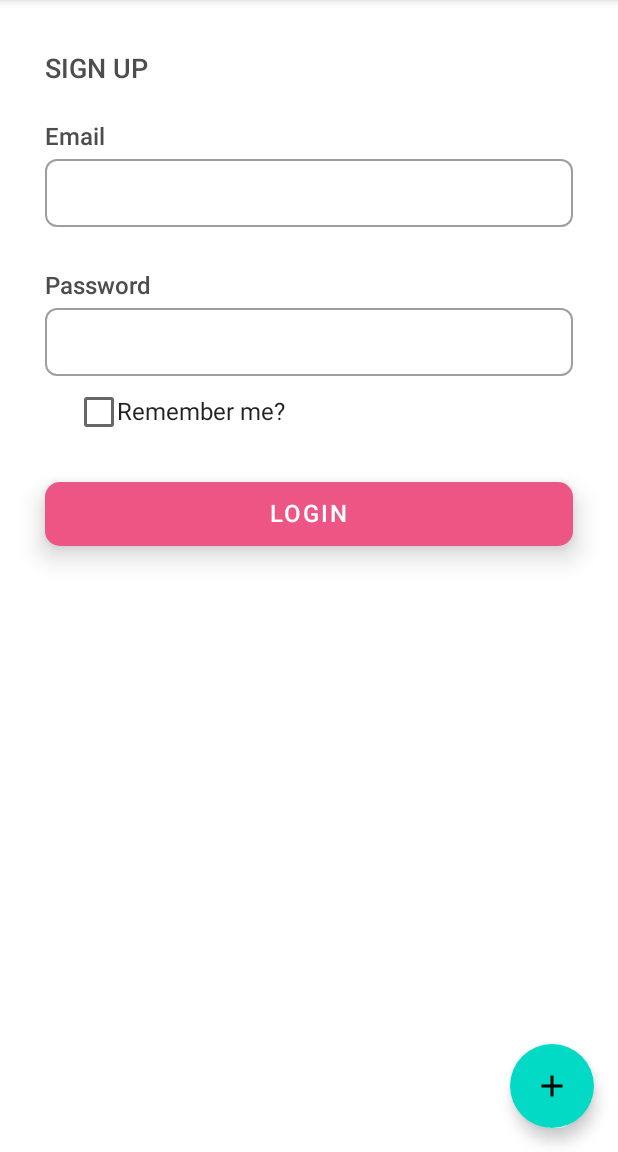
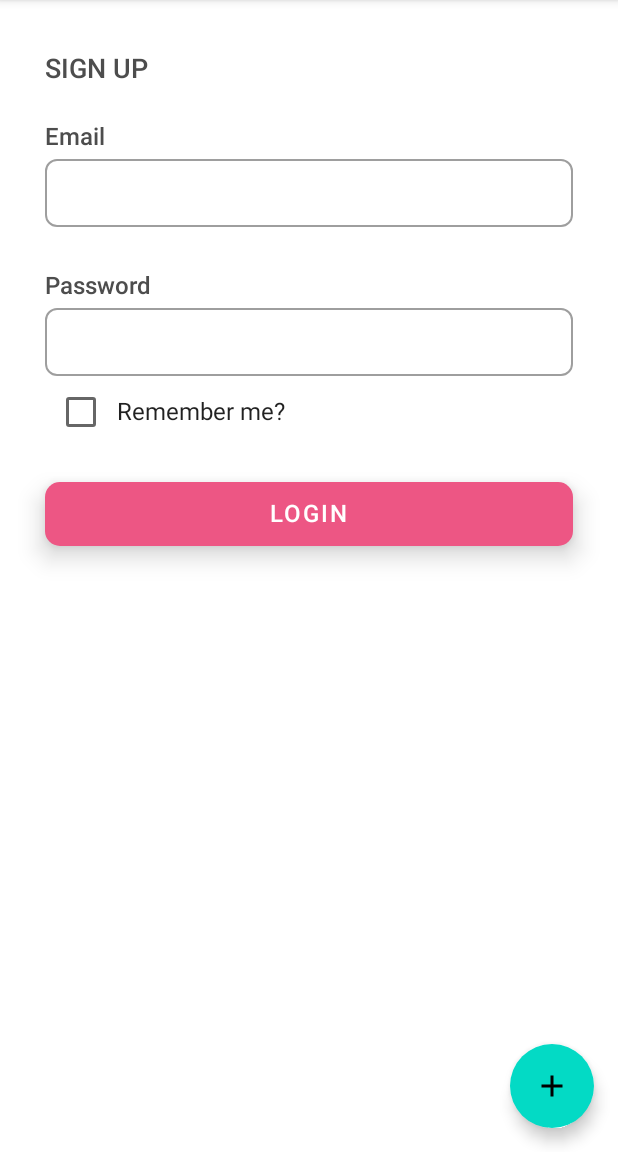
Before and after one commit to Ankit-jailwal/LearningCompose, an Android app built with Jetpack Compose: the screen it shows after launch (MainActivity), on a phone screen of 412 x 824 dp, the part 84-1236 px from its top. Run offline under Robolectric (Android 15) with nearby library versions, the phone set to English and light mode, and no system bars.

Commit message:
Fixed textfield overflow issue

```diff
--- a/app/src/main/java/com/example/learncompose/components/DefaultInputField.kt
+++ b/app/src/main/java/com/example/learncompose/components/DefaultInputField.kt
@@ -12,9 +12,11 @@ import androidx.compose.runtime.Composable
 import androidx.compose.runtime.MutableState
 import androidx.compose.ui.Modifier
 import androidx.compose.ui.graphics.Color
+import androidx.compose.ui.text.TextStyle
 import androidx.compose.ui.text.font.FontWeight
 import androidx.compose.ui.unit.Dp
 import androidx.compose.ui.unit.dp
+import androidx.compose.ui.unit.sp
 
 @Composable
 fun DefaultTextField(fieldName: String, input: MutableState<String>, bottomPadding : Dp = 0.dp) {
@@ -38,7 +40,8 @@ fun DefaultTextField(fieldName: String, input: MutableState<String>, bottomPaddi
                 .fillMaxWidth()
                 .padding(bottom = bottomPadding)
                 .height(45.dp),
-            shape = RoundedCornerShape(8.dp)
+            shape = RoundedCornerShape(8.dp),
+            textStyle = TextStyle(fontSize = 12.sp)
         )
     }
 }
--- a/app/src/main/java/com/example/learncompose/components/RememberMeButton.kt
+++ b/app/src/main/java/com/example/learncompose/components/RememberMeButton.kt
@@ -22,8 +22,7 @@ fun RememberMeButton(flag: MutableState<Boolean>) {
             onCheckedChange = {
                 flag.value = !flag.value
             },
-            colors = CheckboxDefaults.colors(checkedColor = Color(0XFFed5684)),
-            modifier = Modifier.absoluteOffset((12).dp, 0.dp)
+            colors = CheckboxDefaults.colors(checkedColor = Color(0XFFed5684))
         )
 
         Text("Remember me?")
```
